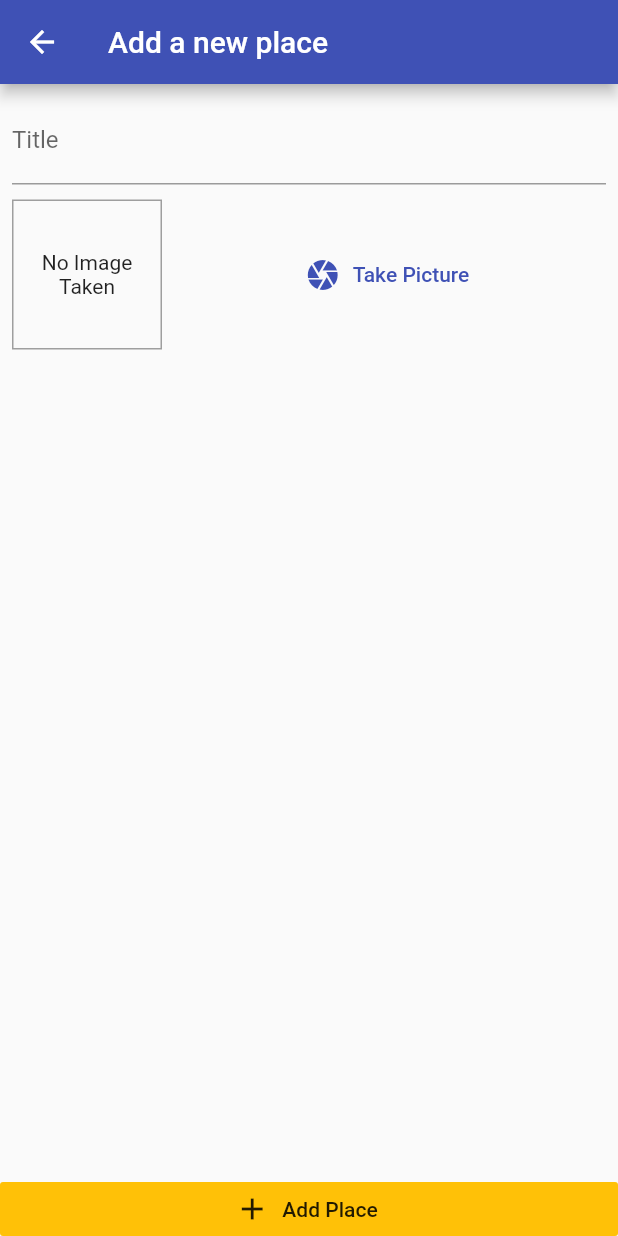
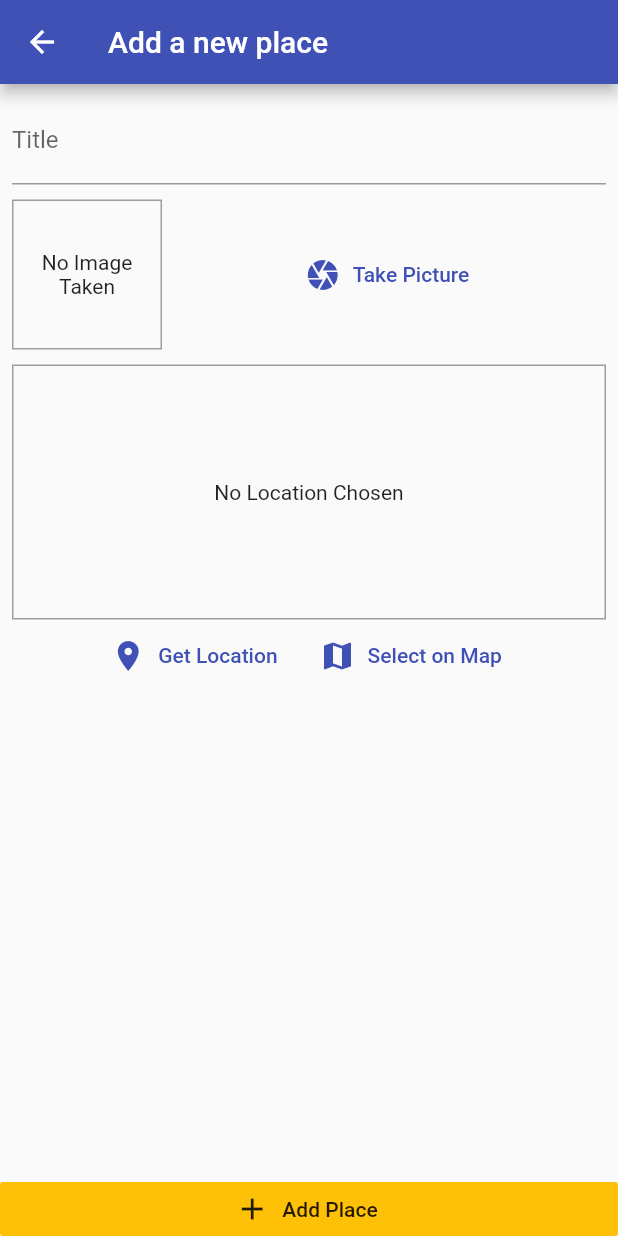
Before and after one commit to KatherineEbel/great_places, a Flutter app: the AddPlaceScreen screen opened by its route, on a phone screen of 412 x 824 dp. Run offline on Flutter 3.47's test engine with Material 2 defaults, Android fonts, the phone set to English and light mode, and no system bars; our stand-ins replace google_maps_flutter, image_picker, location, sqflite; accounts and stored records are empty.

Commit message:
Complete Tutorial App.

```diff
--- a/lib/helpers/db.dart
+++ b/lib/helpers/db.dart
@@ -8,7 +8,9 @@ class DB {
       path.join(dbPath, 'places.db'),
       onCreate: (db, version) {
         return db
-            .execute('CREATE TABLE places(id TEXT PRIMARY KEY, title TEXT, image TEXT)');
+            .execute(
+            'CREATE TABLE places(id TEXT PRIMARY KEY, title TEXT, image TEXT, latitude REAL, longitude REAL, address TEXT)'
+        );
       }, version: 1,
     );
   }
--- /dev/null
+++ b/lib/helpers/location.dart
@@ -0,0 +1,22 @@
+// Google maps key AIzaSyBlJzSccn-Q_-ksA1HcU50HZQL-7iKHY2c
+import 'dart:convert';
+
+import 'package:http/http.dart';
+
+// TODO: Add Google API KEY
+const GOOGLE_API_KEY = '[GOOGLE_API_KEY]';
+
+class LocationClient {
+  static String generateMapURL({double latitude, double longitude}) {
+    final baseURL = 'https://maps.googleapis.com/maps/api/staticmap';
+    final queryString = '?center=$latitude,$longitude&zoom=13&size=600x300&maptype=roadmap&markers=color:red%7Clabel:C%7C$latitude,$longitude&key=$GOOGLE_API_KEY';
+    return baseURL + queryString;
+  }
+
+  static Future<String> getPlaceAddress(double lat, double lng) async {
+    final url = 'https://maps.googleapis.com/maps/api/geocode/json?latlng=$lat,$lng&key=$GOOGLE_API_KEY';
+    final response = await get(url);
+    final placeData = json.decode(response.body);
+    return placeData['results'][0]['formatted_address'];
+  }
+}
--- a/lib/main.dart
+++ b/lib/main.dart
@@ -1,6 +1,7 @@
 import 'package:flutter/material.dart';
 import 'package:greatplaces/providers/places.dart';
 import 'package:greatplaces/screens/add_place_screen.dart';
+import 'package:greatplaces/screens/place_detail_screen.dart';
 import 'package:provider/provider.dart';
 import './screens/places_list_screen.dart';
 
@@ -24,6 +25,7 @@ class MyApp extends StatelessWidget {
         home: PlacesListScreen(),
         routes: {
           AddPlaceScreen.routeName: (_) => AddPlaceScreen(),
+          PlaceDetailScreen.routeName: (_) => PlaceDetailScreen(),
         },
       ),
     );
--- a/lib/models/place.dart
+++ b/lib/models/place.dart
@@ -7,7 +7,7 @@ class Location {
   final double longitude;
   final String address;
 
-  Location({@required this.latitude, @required this.longitude, this.address});
+  const Location({@required this.latitude, @required this.longitude, this.address});
 }
 
 class Place {
--- a/lib/providers/places.dart
+++ b/lib/providers/places.dart
@@ -1,6 +1,7 @@
 import 'dart:io';
 
 import 'package:flutter/foundation.dart';
+import 'package:greatplaces/helpers/location.dart';
 import '../helpers/db.dart';
 import '../models/place.dart';
 
@@ -11,18 +12,25 @@ class Places with ChangeNotifier {
     return [..._places];
   }
 
-  Future<void> addPlace(String title, File image) async {
+  Future<void> addPlace(String title, File image, Location location) async {
+    final address = await LocationClient.getPlaceAddress(location.latitude, location.longitude);
     final place = Place(
       id: DateTime.now().toString(),
       title: title,
       image: image,
-      location: null,
+      location: Location(
+          latitude: location.latitude,
+          longitude: location.longitude,
+          address: address),
     );
     _places.add(place);
     await DB.insert('places', {
       'id': place.id,
       'title': place.title,
       'image': place.image.path,
+      'latitude': place.location.latitude,
+      'longitude': place.location.longitude,
+      'address': place.location.address
     });
     notifyListeners();
   }
@@ -34,9 +42,17 @@ class Places with ChangeNotifier {
         id: place['id'],
         title: place['title'],
         image: File(place['image']),
-        location: null
+        location: Location(
+          longitude: place['longitude'],
+          latitude: place['latitude'],
+          address: place['address']
+        )
       );
     }).toList();
     notifyListeners();
   }
+
+  Place findBy({String id}) {
+    return _places.firstWhere((place) => place.id == id);
+  }
 }
--- a/lib/screens/add_place_screen.dart
+++ b/lib/screens/add_place_screen.dart
@@ -1,8 +1,11 @@
 import 'dart:io';
 
 import 'package:flutter/material.dart';
+import 'package:google_maps_flutter/google_maps_flutter.dart';
+import 'package:greatplaces/models/place.dart';
 import 'package:greatplaces/providers/places.dart';
 import 'package:greatplaces/widgets/image_input.dart';
+import 'package:greatplaces/widgets/location_input.dart';
 import 'package:provider/provider.dart';
 
 class AddPlaceScreen extends StatefulWidget {
@@ -14,19 +17,24 @@ class AddPlaceScreen extends StatefulWidget {
 class _AddPlaceScreenState extends State<AddPlaceScreen> {
   final _titleController = TextEditingController();
   File _pickedImage;
+  Location _location;
 
   void _onSelectImage(File pickedImage) {
     _pickedImage = pickedImage;
   }
 
   void _onAddPlace() {
-    if (_titleController.text.isEmpty || _pickedImage == null) {
+    if (_titleController.text.isEmpty || _pickedImage == null || _location == null) {
       return;
     }
     Provider
         .of<Places>(context, listen: false)
-        .addPlace(_titleController.text, _pickedImage);
+        .addPlace(_titleController.text, _pickedImage, _location);
     Navigator.of(context).pop();
+  }
+
+  void _onPlaceSelected(double latitude, double longitude) {
+    _location = Location(longitude: longitude, latitude: latitude);
   }
 
   @override
@@ -52,6 +60,8 @@ class _AddPlaceScreenState extends State<AddPlaceScreen> {
                     ),
                     SizedBox(height: 10,),
                     ImageInput(onSelectImage: _onSelectImage),
+                    SizedBox(height: 10,),
+                    LocationInput(onPlaceSelected: _onPlaceSelected),
                   ],
                 ),
               ),
--- /dev/null
+++ b/lib/screens/map_screen.dart
@@ -0,0 +1,52 @@
+import 'package:flutter/material.dart';
+import 'package:google_maps_flutter/google_maps_flutter.dart' as gm;
+import '../models/place.dart';
+
+class MapScreen extends StatefulWidget {
+  final Location location;
+  final bool selecting;
+
+  const MapScreen({
+    this.location = const Location(latitude: 37.422, longitude: -122.084),
+    this.selecting = false,
+  });
+  @override
+  _MapScreenState createState() => _MapScreenState();
+}
+
+class _MapScreenState extends State<MapScreen> {
+  gm.LatLng _location;
+  void _selectLocation(gm.LatLng location) {
+    setState(() {
+      _location = location;
+    });
+  }
+
+  @override
+  Widget build(BuildContext context) {
+    return Scaffold(
+      appBar: AppBar(
+        title: Text('Your map'),
+        actions: <Widget>[
+          if (widget.selecting)
+            IconButton(
+              icon: Icon(Icons.check),
+              onPressed: () => Navigator.of(context).pop(_location),
+            ),
+        ],
+      ),
+      body: gm.GoogleMap(
+        initialCameraPosition: gm.CameraPosition(
+          target: gm.LatLng(widget.location.latitude, widget.location.longitude),
+          zoom: 16,
+        ),
+        onTap: widget.selecting ? _selectLocation : null,
+        markers: _location == null && widget.selecting ? null : {
+          gm.Marker(markerId: gm.MarkerId('m1'), position: _location ?? gm.LatLng(
+            widget.location.latitude, widget.location.longitude
+          ))
+        },
+      ),
+    );
+  }
+}
--- /dev/null
+++ b/lib/widgets/location_input.dart
@@ -0,0 +1,94 @@
+import 'package:flutter/material.dart';
+import 'package:google_maps_flutter/google_maps_flutter.dart';
+import '../helpers/location.dart';
+import '../screens/map_screen.dart';
+import 'package:location/location.dart';
+
+class LocationInput extends StatefulWidget {
+  final Function onPlaceSelected;
+
+  const LocationInput({this.onPlaceSelected});
+
+  @override
+  _LocationInputState createState() => _LocationInputState();
+}
+
+class _LocationInputState extends State<LocationInput> {
+  String _previewImageURL;
+
+  void _showMapPreview(double lat, double lng) {
+    final mapURL = LocationClient.generateMapURL(
+        latitude: lat,
+        longitude: lng
+    );
+    setState(() {
+      _previewImageURL = mapURL;
+    });
+  }
+
+  Future<void> _getLocation() async {
+    final location = Location();
+    var serviceEnabled = await location.serviceEnabled();
+    if (!serviceEnabled) {
+      serviceEnabled = await location.requestService();
+      if (!serviceEnabled) { return; }
+    }
+    var permissionGranted = await location.hasPermission();
+    if (permissionGranted == PermissionStatus.denied) {
+      permissionGranted = await location.requestPermission();
+      if (permissionGranted != PermissionStatus.granted) { return; }
+    }
+    final locationData = await location.getLocation();
+    _showMapPreview(locationData.latitude, locationData.longitude);
+    widget.onPlaceSelected(locationData.latitude, locationData.longitude);
+  }
+
+  Future<void> _onSelectOnMap() async {
+    final location = await Navigator.of(context).push<LatLng>(MaterialPageRoute(
+      builder: (ctx) => MapScreen(selecting: true,)
+    ));
+
+    if (location == null) { return; }
+    _showMapPreview(location.latitude, location.longitude);
+    widget.onPlaceSelected(location.latitude, location.longitude);
+  }
+
+  @override
+  Widget build(BuildContext context) {
+    return Column(
+      children: <Widget>[
+        Container(
+          alignment: Alignment.center,
+          decoration: BoxDecoration(
+            border: Border.all(width: 1, color: Colors.grey),
+          ),
+          height: 170,
+          width: double.infinity,
+          child: _previewImageURL == null ?
+          Text('No Location Chosen', textAlign: TextAlign.center,) : Image.network(
+            _previewImageURL,
+            fit: BoxFit.cover,
+            width: double.infinity,
+          ),
+        ),
+        Row(
+          mainAxisAlignment: MainAxisAlignment.center,
+          children: <Widget>[
+            FlatButton.icon(
+              icon: Icon(Icons.location_on),
+              label: Text('Get Location', textScaleFactor: 1.0,),
+              textColor: Theme.of(context).primaryColor,
+              onPressed: _getLocation,
+            ),
+            FlatButton.icon(
+              icon: Icon(Icons.map),
+              label: Text('Select on Map', textScaleFactor: 1.0,),
+              textColor: Theme.of(context).primaryColor,
+              onPressed: _onSelectOnMap,
+            ),
+          ],
+        )
+      ],
+    );
+  }
+}
--- a/pubspec.yaml
+++ b/pubspec.yaml
@@ -28,6 +28,9 @@ dependencies:
   path_provider: ^1.6.8
   path: ^1.6.2
   sqflite: ^1.3.0
+  location: ^3.0.2
+  google_maps_flutter: ^0.5.27+3
+  http: ^0.12.1
 
   # The following adds the Cupertino Icons font to your application.
   # Use with the CupertinoIcons class for iOS style icons.
```
Also changed, not shown: lib/screens/place_detail_screen.dart (+50 -0 lines), lib/screens/places_list_screen.dart (+6 -3 lines), pubspec.lock, 5 other files.
